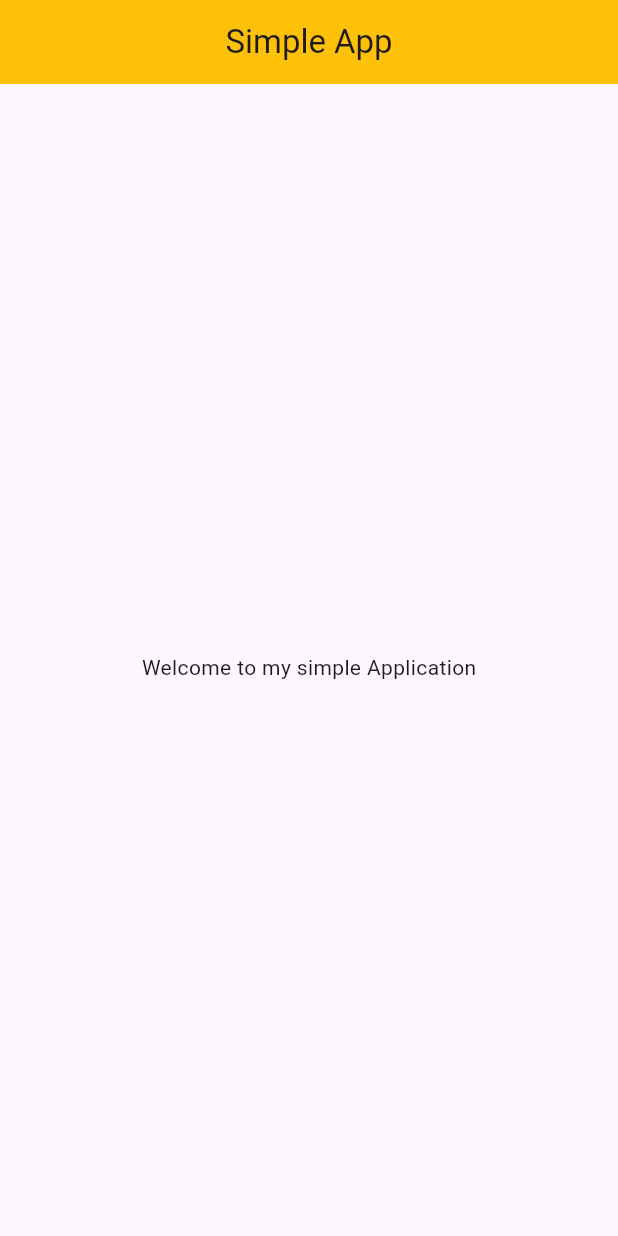
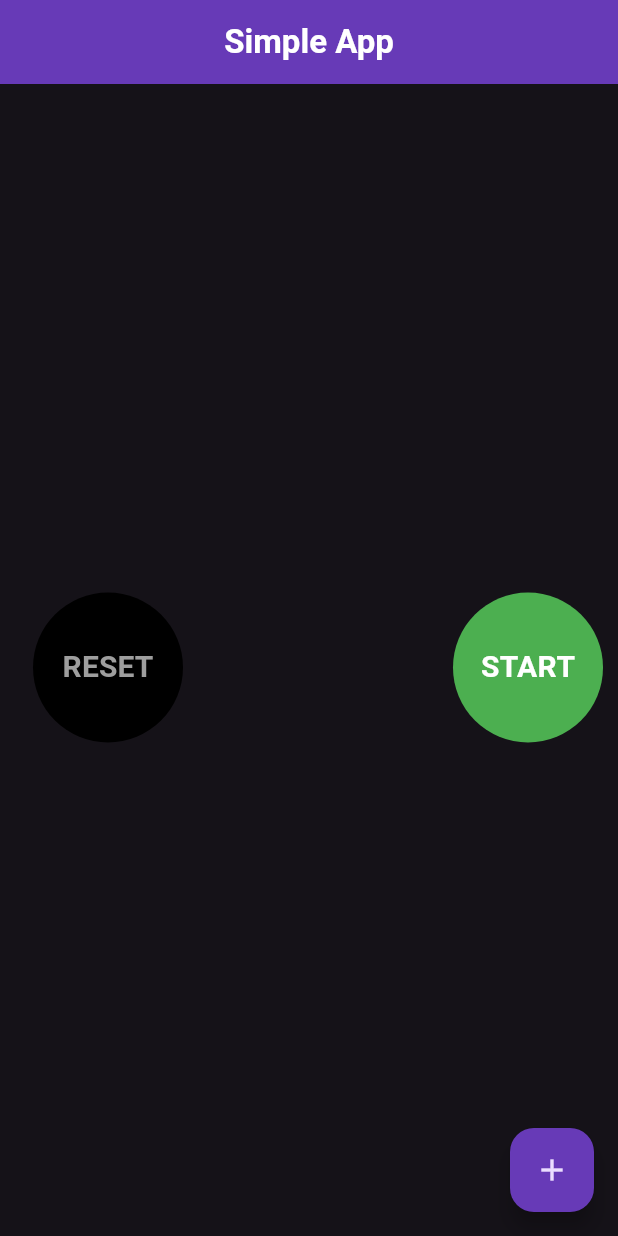
Before and after one commit to Emekaony/Demo-flutter-App, a Flutter app: the screen it shows after launch, on a phone screen of 412 x 824 dp. Run offline on Flutter 3.47's test engine with Material 3 defaults, Android fonts, the phone set to English and light mode, and no system bars.

Commit message:
Gotta set the theme manually

```diff
--- a/lib/main.dart
+++ b/lib/main.dart
@@ -1,3 +1,5 @@
+import "dart:developer";
+
 import "package:flutter/material.dart";
 
 void main() {
@@ -5,20 +7,88 @@ void main() {
 }
 
 class MyApp extends StatelessWidget {
-  const MyApp({super.key});
+  MyApp({super.key});
+
+  bool isRunning = false;
 
   @override
   Widget build(BuildContext context) {
     return MaterialApp(
+      theme: ThemeData(
+        colorScheme: ColorScheme.fromSeed(
+          seedColor: Colors.deepPurple,
+          brightness: Brightness.dark, // this is how u change the brightness
+        ),
+        appBarTheme: AppBarTheme(backgroundColor: Colors.deepPurple),
+        floatingActionButtonTheme: FloatingActionButtonThemeData(
+          backgroundColor: Colors.deepPurple,
+        ),
+      ),
+      debugShowCheckedModeBanner: false,
       home: Scaffold(
+        floatingActionButton: FloatingActionButton(
+          onPressed: () {
+            print("Floating action button was pressed!");
+          },
+          child: Icon(Icons.add),
+        ),
         appBar: AppBar(
-          title: Text("Simple App"),
-          backgroundColor: Colors.amber,
+          title: Text(
+            "Simple App",
+            style: TextStyle(color: Colors.white, fontWeight: FontWeight.bold),
+          ),
+          // backgroundColor: Colors.black,
           centerTitle: true,
         ),
         body: Container(
           padding: EdgeInsets.only(left: 10, right: 10, top: 10),
-          child: Center(child: Text("Welcome to my simple Application")),
+          child: Center(
+            child: Row(
+              children: [
+                TextButton(
+                  onPressed: () => {},
+                  child: Container(
+                    alignment: Alignment.center,
+                    width: 100,
+                    height: 100,
+                    decoration: BoxDecoration(
+                      color: Colors.black,
+                      borderRadius: BorderRadius.circular(50),
+                    ),
+                    child: Text(
+                      "RESET",
+                      style: TextStyle(
+                        fontSize: 20,
+                        color: Colors.grey,
+                        fontWeight: FontWeight.bold,
+                      ),
+                    ),
+                  ),
+                ),
+                Spacer(),
+                InkWell(
+                  splashColor: Colors.white,
+                  child: Container(
+                    alignment: Alignment.center,
+                    width: 100,
+                    height: 100,
+                    decoration: BoxDecoration(
+                      color: isRunning ? Colors.red : Colors.green,
+                      borderRadius: BorderRadius.circular(50),
+                    ),
+                    child: Text(
+                      isRunning ? "STOP" : "START",
+                      style: TextStyle(
+                        fontSize: 20,
+                        color: Colors.white,
+                        fontWeight: FontWeight.bold,
+                      ),
+                    ),
+                  ),
+                ),
+              ],
+            ),
+          ),
         ),
       ),
     );
```
